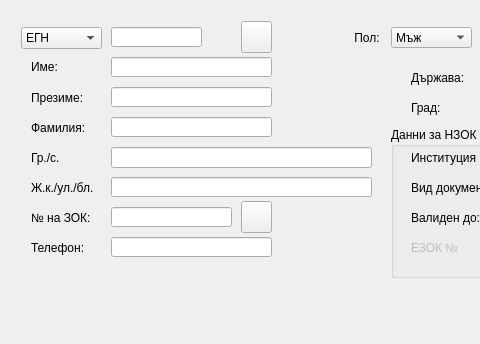
The window that src/View/Widgets/PatientFormDialog.ui (thefinalcutbg/DinoDent) describes before a commit, drawn with Qt 5; both pictures show x 0 to 480 and y 0 to 344 of the 716 by 344 pixel window.
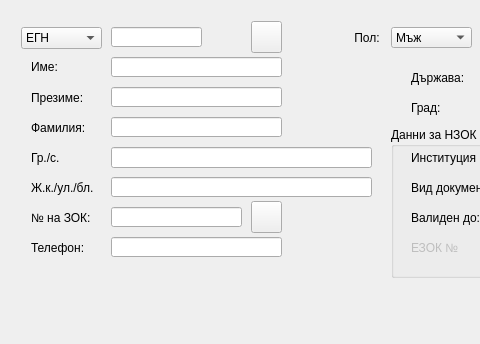
The same window after the commit. Custom widgets are drawn as their Qt base class.

Commit message: latin names allowed for id type 3 and 4

```diff
--- a/src/View/Widgets/PatientFormDialog.ui
+++ b/src/View/Widgets/PatientFormDialog.ui
@@ -52,7 +52,7 @@
      <widget class="QPushButton" name="hirbnoButton">
       <property name="geometry">
        <rect>
-        <x>230</x>
+        <x>240</x>
         <y>190</y>
         <width>31</width>
         <height>32</height>
@@ -216,7 +216,7 @@
        <rect>
         <x>100</x>
         <y>106</y>
-        <width>161</width>
+        <width>171</width>
         <height>20</height>
        </rect>
       </property>
@@ -248,7 +248,7 @@
        <rect>
         <x>100</x>
         <y>226</y>
-        <width>161</width>
+        <width>171</width>
         <height>20</height>
        </rect>
       </property>
@@ -312,7 +312,7 @@
        <rect>
         <x>100</x>
         <y>46</y>
-        <width>161</width>
+        <width>171</width>
         <height>20</height>
        </rect>
       </property>
@@ -624,7 +624,7 @@
        <rect>
         <x>100</x>
         <y>196</y>
-        <width>121</width>
+        <width>131</width>
         <height>20</height>
        </rect>
       </property>
@@ -653,7 +653,7 @@
        <rect>
         <x>100</x>
         <y>76</y>
-        <width>161</width>
+        <width>171</width>
         <height>20</height>
        </rect>
       </property>
@@ -670,7 +670,7 @@
      <widget class="ColorPicker" name="colorPicker">
       <property name="geometry">
        <rect>
-        <x>230</x>
+        <x>240</x>
         <y>10</y>
         <width>31</width>
         <height>32</height>
```
Left out of the diff: 6 changed lines with no effect on the pictures. The commit also changes 1 other file.
